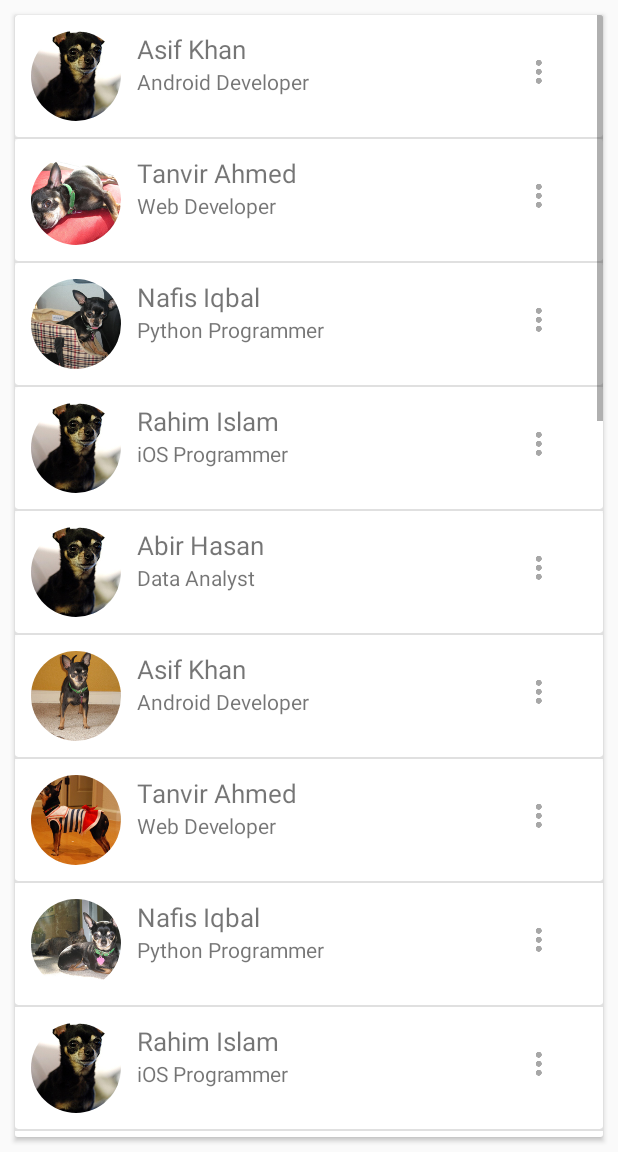
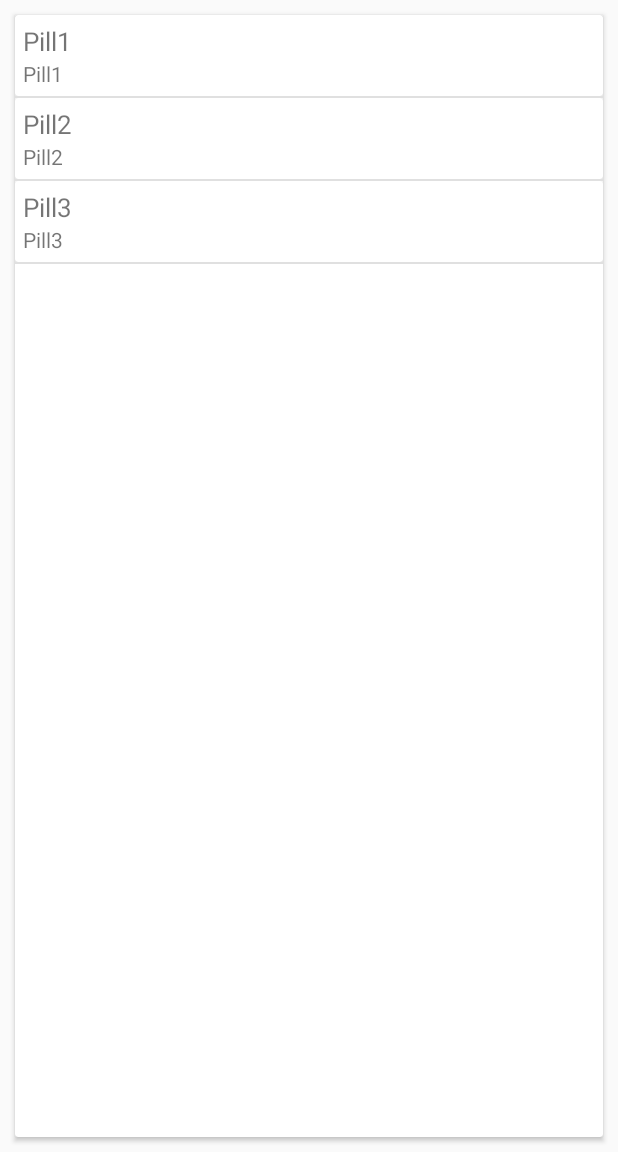
Before and after one commit to rogerdomingo/Pill-Reminder, an Android app: the MainActivity screen opened directly, with no data from a screen before it, on a phone screen of 412 x 824 dp, the part 84-1236 px from its top. Run offline under Robolectric (Android 15) with nearby library versions, the phone set to English and light mode, and no system bars.

Commit message:
Working with pills

```diff
--- a/app/src/main/java/com/example/asifkhan/customlistview/activities/MainActivity.java
+++ b/app/src/main/java/com/example/asifkhan/customlistview/activities/MainActivity.java
@@ -10,39 +10,22 @@ import android.view.MenuItem;
 import android.view.View;
 import android.widget.AdapterView;
 import android.widget.ListView;
-import android.widget.Toast;
 
 import com.example.asifkhan.customlistview.R;
 import com.example.asifkhan.customlistview.adapters.CustomListAdapter;
+import com.example.asifkhan.customlistview.models.Pill;
 import com.example.asifkhan.customlistview.models.UserInfo;
 
 import java.util.ArrayList;
 
 public class MainActivity extends AppCompatActivity {
-    private ArrayList<UserInfo> userInfos;
+    //private ArrayList<UserInfo> userInfos;
     private CustomListAdapter customListAdapter;
     private ListView customListView;
-    private String[] names={
-            "Asif Khan","Tanvir Ahmed","Nafis Iqbal","Rahim Islam","Abir Hasan",
-            "Asif Khan","Tanvir Ahmed","Nafis Iqbal","Rahim Islam","Abir Hasan",
-            "Asif Khan","Tanvir Ahmed","Nafis Iqbal","Rahim Islam","Abir Hasan",
-            "Asif Khan","Tanvir Ahmed","Nafis Iqbal","Rahim Islam","Abir Hasan",
-            "Asif Khan","Tanvir Ahmed","Nafis Iqbal","Rahim Islam","Abir Hasan"
-    };
-    private String[] professions={
-            "Android Developer","Web Developer","Python Programmer","iOS Programmer","Data Analyst",
-            "Android Developer","Web Developer","Python Programmer","iOS Programmer","Data Analyst",
-            "Android Developer","Web Developer","Python Programmer","iOS Programmer","Data Analyst",
-            "Android Developer","Web Developer","Python Programmer","iOS Programmer","Data Analyst",
-            "Android Developer","Web Developer","Python Programmer","iOS Programmer","Data Analyst"
-    };
-    private int[] photos={
-            R.drawable.sample_5,R.drawable.sample_1,R.drawable.sample_6,R.drawable.sample_5,R.drawable.sample_5,
-            R.drawable.sample_0,R.drawable.sample_2,R.drawable.sample_3,R.drawable.sample_5,R.drawable.sample_2,
-            R.drawable.sample_6,R.drawable.sample_1,R.drawable.sample_4,R.drawable.sample_6,R.drawable.sample_4,
-            R.drawable.sample_0,R.drawable.sample_3,R.drawable.sample_3,R.drawable.sample_5,R.drawable.sample_4,
-            R.drawable.sample_7,R.drawable.sample_1,R.drawable.sample_5,R.drawable.sample_5,R.drawable.sample_0
-    };
+    private Pill pill1 = new Pill("Pill1");
+    private Pill pill2 = new Pill("Pill2");
+    private Pill pill3 = new Pill("Pill3");
+    private ArrayList<Pill> arrayListPills;
 
     @Override
     protected void onCreate(Bundle savedInstanceState) {
@@ -50,26 +33,25 @@ public class MainActivity extends AppCompatActivity {
         setContentView(R.layout.activity_main);
         setSupportActionBar((Toolbar)findViewById(R.id.toolbar));
         customListView=(ListView)findViewById(R.id.custom_list_view);
-        userInfos=new ArrayList<>();
-        customListAdapter=new CustomListAdapter(userInfos,this);
+
+        arrayListPills = new ArrayList<>();
+        arrayListPills.add(pill1);
+        arrayListPills.add(pill2);
+        arrayListPills.add(pill3);
+
+        customListAdapter=new CustomListAdapter(arrayListPills,this);
         customListView.setAdapter(customListAdapter);
-        getDatas();
+
         customListView.setOnItemClickListener(new AdapterView.OnItemClickListener() {
             @Override
             public void onItemClick(AdapterView<?> adapterView, View view, int i, long l) {
                 Intent intent = new Intent(getApplicationContext(), ViewPillActivity.class);
-                intent.putExtra("PILL_NAME", names[i]);
-                intent.putExtra("PILL_DATE", professions[i]);
+                //intent.addFlags();
+                intent.putExtra("PILL_NAME", arrayListPills.get(i).getName());
+                intent.putExtra("PILL_DATE", arrayListPills.get(i).getName());
                 startActivityForResult(intent, 0);
             }
         });
-    }
-
-    // getting all the datas
-    private void getDatas(){
-        for(int count=0;count<names.length;count++){
-            userInfos.add(new UserInfo(names[count],professions[count],photos[count]));
-        }
     }
 
     @Override
@@ -86,15 +68,14 @@ public class MainActivity extends AppCompatActivity {
             @Override
             public boolean onQueryTextChange(String newText) {
                 newText=newText.toString();
-                ArrayList<UserInfo> newUserInfos=new ArrayList<>();
-                for(UserInfo userInfo:userInfos){
-                    String name=userInfo.getName().toLowerCase();
-                    String profession=userInfo.getProfession().toLowerCase();
-                    if(name.contains(newText) || profession.contains(newText)){
-                        newUserInfos.add(userInfo);
+                ArrayList<Pill> newPillArrayList = new ArrayList<>();
+                for(Pill pill:arrayListPills){
+                    String name=pill.getName().toLowerCase();
+                    if(name.contains(newText)){
+                        newPillArrayList.add(pill);
                     }
                 }
-                customListAdapter.filterResult(newUserInfos);
+                customListAdapter.filterResult(newPillArrayList);
                 customListAdapter.notifyDataSetChanged();
                 return false;
             }
--- a/app/src/main/java/com/example/asifkhan/customlistview/adapters/CustomListAdapter.java
+++ b/app/src/main/java/com/example/asifkhan/customlistview/adapters/CustomListAdapter.java
@@ -12,22 +12,23 @@ import android.widget.TextView;
 import android.widget.Toast;
 
 import com.example.asifkhan.customlistview.R;
+import com.example.asifkhan.customlistview.models.Pill;
 import com.example.asifkhan.customlistview.models.UserInfo;
 
 import java.util.ArrayList;
 
 public class CustomListAdapter extends BaseAdapter implements View.OnClickListener{
-    private ArrayList<UserInfo> userInfos;
+    private ArrayList<Pill> pillArrayList;
     private Context context;
 
-    public CustomListAdapter(ArrayList<UserInfo> userInfos, Context context) {
-        this.userInfos = userInfos;
+    public CustomListAdapter(ArrayList<Pill> pillArrayList, Context context) {
+        this.pillArrayList = pillArrayList;
         this.context = context;
     }
 
     @Override
     public int getCount() {
-        return userInfos.size();
+        return pillArrayList.size();
     }
 
     @Override
@@ -44,57 +45,25 @@ public class CustomListAdapter extends BaseAdapter implements View.OnClickListen
     public View getView(int i, View view, ViewGroup viewGroup) {
         LayoutInflater layoutInflater=(LayoutInflater)context.getSystemService(Context.LAYOUT_INFLATER_SERVICE);
         view=layoutInflater.inflate(R.layout.custom_list_view_layout,null);
-        ImageView photo,option;
-        if(view==null){
-            photo=new ImageView(context);
-        }
-        UserInfo userInfo=userInfos.get(i);
-        photo=(ImageView)view.findViewById(R.id.photo);
-        option=(ImageView)view.findViewById(R.id.option);
+
+        Pill pill = pillArrayList.get(i);
         TextView name=(TextView)view.findViewById(R.id.name);
         TextView profession=(TextView)view.findViewById(R.id.profession);
-        photo.setImageResource(userInfo.getPhoto());
-        name.setText(userInfo.getName());
-        profession.setText(userInfo.getProfession());
-        option.setOnClickListener(this);
+
+        name.setText(pill.getName());
+        profession.setText(pill.getName());
         return view;
+    }
+
+    //file search result
+    public void filterResult(ArrayList<Pill> newPillArrayList){
+        pillArrayList=new ArrayList<>();
+        pillArrayList.addAll(newPillArrayList);
+        notifyDataSetChanged();
     }
 
     @Override
     public void onClick(View view) {
-        switch (view.getId()){
-            case R.id.option:
-                showPopupMenu(view);
-                break;
-        }
-    }
 
-    // getting the popup menu
-    private void showPopupMenu(View view){
-        PopupMenu popupMenu=new PopupMenu(context,view);
-        popupMenu.getMenuInflater().inflate(R.menu.option_menu,popupMenu.getMenu());
-        popupMenu.show();
-        popupMenu.setOnMenuItemClickListener(new PopupMenu.OnMenuItemClickListener() {
-            @Override
-            public boolean onMenuItemClick(MenuItem menuItem) {
-                switch (menuItem.getItemId()){
-                    case R.id.edit:
-                        Toast.makeText(context, "Edit !", Toast.LENGTH_SHORT).show();
-                        return true;
-                    case R.id.remove:
-                        Toast.makeText(context, "Remove !", Toast.LENGTH_SHORT).show();
-                        return true;
-                    default:
-                        return false;
-                }
-            }
-        });
-    }
-
-    //file search result
-    public void filterResult(ArrayList<UserInfo> newUserInfos){
-        userInfos=new ArrayList<>();
-        userInfos.addAll(newUserInfos);
-        notifyDataSetChanged();
     }
 }
--- a/app/src/main/res/layout/custom_list_view_layout.xml
+++ b/app/src/main/res/layout/custom_list_view_layout.xml
@@ -8,19 +8,6 @@
         android:layout_height="wrap_content">
 
         <RelativeLayout
-            android:padding="5dp"
-            android:layout_width="match_parent"
-            android:layout_height="wrap_content">
-
-            <de.hdodenhof.circleimageview.CircleImageView
-                android:id="@+id/photo"
-                android:src="@drawable/sample_6"
-                android:layout_margin="5dp"
-                android:layout_width="60dp"
-                android:layout_height="60dp" />
-
-            <RelativeLayout
-                android:layout_toRightOf="@+id/photo"
             android:layout_margin="5dp"
             android:layout_width="wrap_content"
             android:layout_height="wrap_content">
@@ -40,16 +27,6 @@
                 android:layout_width="wrap_content"
                 android:layout_height="wrap_content" />
 
-                <ImageView
-                    android:id="@+id/option"
-                    android:src="@drawable/ic_more_vert"
-                    android:layout_alignParentEnd="true"
-                    android:layout_marginTop="15dp"
-                    android:layout_marginRight="20dp"
-                    android:layout_width="wrap_content"
-                    android:layout_height="wrap_content" />
-
-            </RelativeLayout>
         </RelativeLayout>
     </android.support.v7.widget.CardView>
 
```
Also changed, not shown: app/src/main/res/layout/activity_viewpill.xml (+10 -6 lines). Lines whose indentation alone changed are shown as unchanged.
